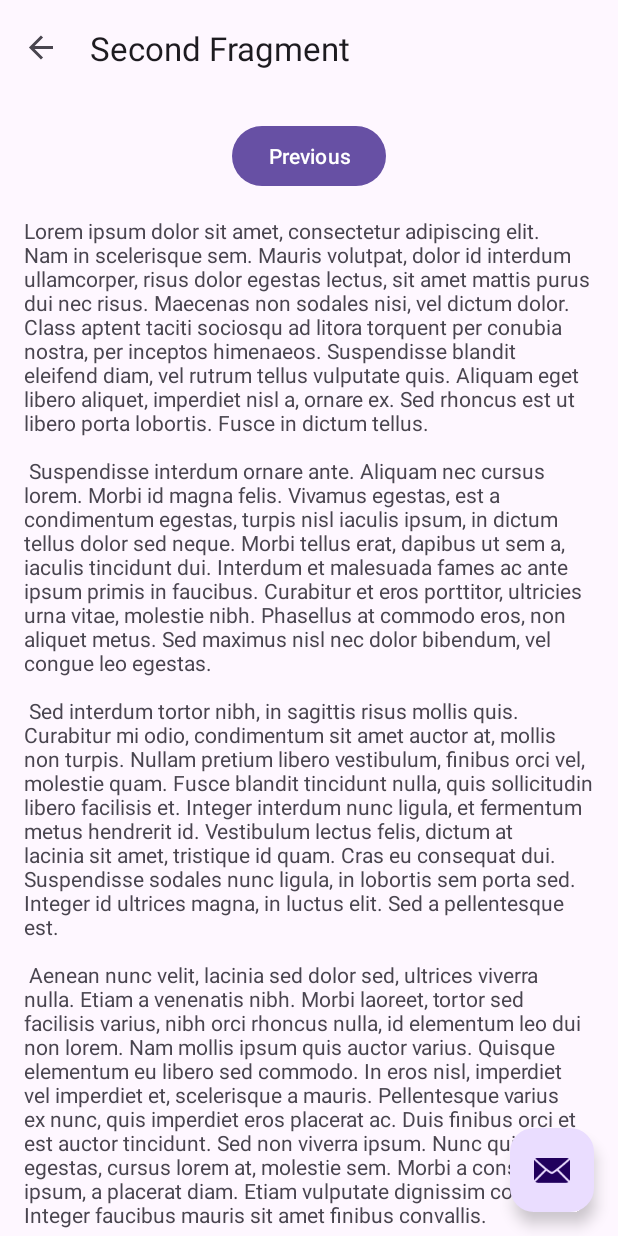
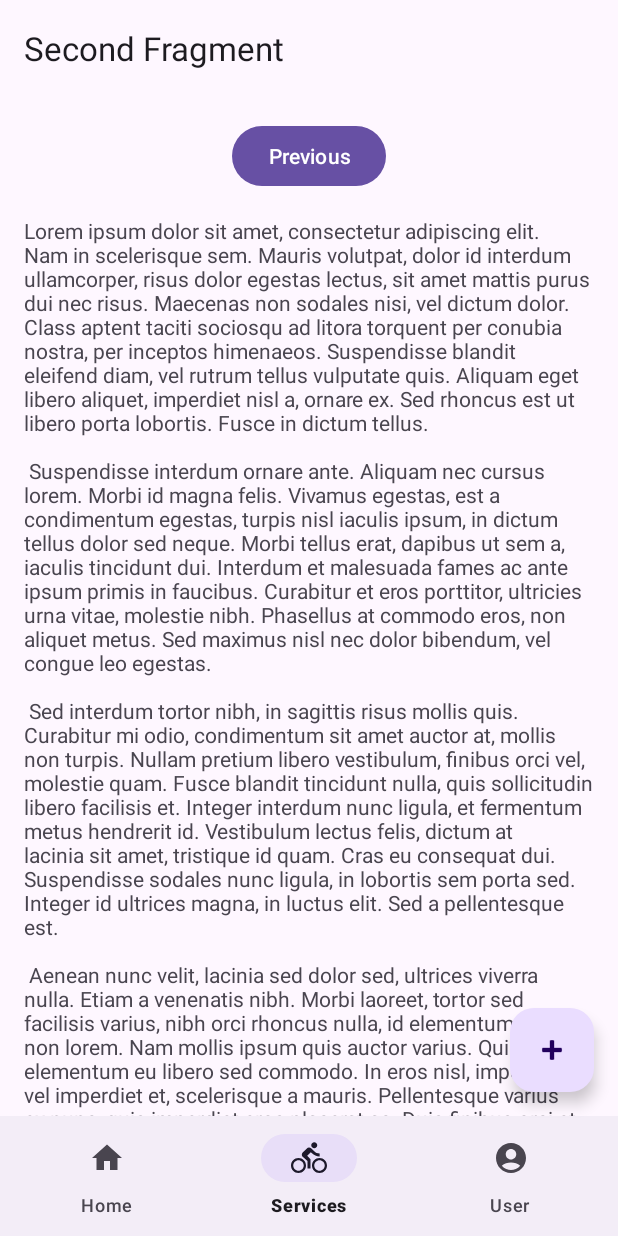
Before and after one commit to Subikesh/my-home, an Android app: the SecondFragment screen opened through its navigation route, on a phone screen of 412 x 824 dp. Run offline under Robolectric (Android 15) with nearby library versions, the phone set to English and light mode, and no system bars; our stand-ins replace navigation-ui.

Commit message:
Home App bar, bottom bar, navigations

```diff
--- a/app/src/main/java/com/spacey/myhome/FirstFragment.kt
+++ b/app/src/main/java/com/spacey/myhome/FirstFragment.kt
@@ -33,7 +33,7 @@ class FirstFragment : Fragment() {
         super.onViewCreated(view, savedInstanceState)
 
         binding.buttonFirst.setOnClickListener {
-            findNavController().navigate(R.id.action_FirstFragment_to_SecondFragment)
+            findNavController().navigate(R.id.action_home_to_services)
         }
     }
 
--- a/app/src/main/java/com/spacey/myhome/HomeActivity.kt
+++ b/app/src/main/java/com/spacey/myhome/HomeActivity.kt
@@ -7,6 +7,7 @@ import androidx.navigation.findNavController
 import androidx.navigation.ui.AppBarConfiguration
 import androidx.navigation.ui.navigateUp
 import androidx.navigation.ui.setupActionBarWithNavController
+import androidx.navigation.ui.setupWithNavController
 import com.spacey.myhome.databinding.ActivityHomeBinding
 
 class HomeActivity : AppCompatActivity() {
@@ -23,7 +24,7 @@ class HomeActivity : AppCompatActivity() {
         setSupportActionBar(binding.toolbar)
 
         val navController = findNavController(R.id.nav_host_fragment_content_home)
-        appBarConfiguration = AppBarConfiguration(navController.graph)
+        appBarConfiguration = AppBarConfiguration(setOf(R.id.home, R.id.services))
         setupActionBarWithNavController(navController, appBarConfiguration)
 
         binding.fab.setOnClickListener { view ->
@@ -31,6 +32,8 @@ class HomeActivity : AppCompatActivity() {
                 .setAction("Action", null)
                 .setAnchorView(R.id.fab).show()
         }
+
+        binding.bottomNavigation.setupWithNavController(navController)
     }
 
     override fun onSupportNavigateUp(): Boolean {
--- a/app/src/main/java/com/spacey/myhome/LoginActivity.kt
+++ b/app/src/main/java/com/spacey/myhome/LoginActivity.kt
@@ -9,18 +9,18 @@ import androidx.core.view.ViewCompat
 import androidx.core.view.WindowInsetsCompat
 import com.spacey.myhome.auth.AuthViewModel
 import com.spacey.myhome.data.network.RetrofitService
-import com.spacey.myhome.databinding.ActivityMainBinding
+import com.spacey.myhome.databinding.ActivityLoginBinding
 
 class LoginActivity : AppCompatActivity() {
 
-    private lateinit var binding: ActivityMainBinding
+    private lateinit var binding: ActivityLoginBinding
 
     private val authViewModel: AuthViewModel by viewModels { AuthViewModel.Factory(RetrofitService().authApiService) }
 
     override fun onCreate(savedInstanceState: Bundle?) {
         super.onCreate(savedInstanceState)
 
-        binding = ActivityMainBinding.inflate(layoutInflater)
+        binding = ActivityLoginBinding.inflate(layoutInflater)
         setContentView(binding.root)
 
         ViewCompat.setOnApplyWindowInsetsListener(binding.main) { v, insets ->
@@ -40,7 +40,10 @@ class LoginActivity : AppCompatActivity() {
                 binding.loginButton.isEnabled = true
             }
             when (it) {
-                AuthViewModel.AuthState.SUCCESS -> startActivity(Intent(this, HomeActivity::class.java))
+                AuthViewModel.AuthState.SUCCESS -> {
+                    startActivity(Intent(this, HomeActivity::class.java))
+                    finish()
+                }
                 AuthViewModel.AuthState.FAILURE -> Toast.makeText(this, "Login credentials incorrect!", Toast.LENGTH_SHORT).show()
                 else -> {}
             }
--- a/app/src/main/java/com/spacey/myhome/SecondFragment.kt
+++ b/app/src/main/java/com/spacey/myhome/SecondFragment.kt
@@ -33,7 +33,7 @@ class SecondFragment : Fragment() {
         super.onViewCreated(view, savedInstanceState)
 
         binding.buttonSecond.setOnClickListener {
-            findNavController().navigate(R.id.action_SecondFragment_to_FirstFragment)
+            findNavController().navigate(R.id.action_services_to_home)
         }
     }
 
--- a/app/src/main/java/com/spacey/myhome/auth/AuthViewModel.kt
+++ b/app/src/main/java/com/spacey/myhome/auth/AuthViewModel.kt
@@ -1,15 +1,10 @@
 package com.spacey.myhome.auth
 
-import android.util.Log
 import androidx.lifecycle.LiveData
 import androidx.lifecycle.MutableLiveData
 import androidx.lifecycle.ViewModel
 import androidx.lifecycle.ViewModelProvider
-import androidx.lifecycle.viewModelScope
 import com.spacey.myhome.data.network.AuthApiService
-import kotlinx.coroutines.Dispatchers
-import kotlinx.coroutines.launch
-import kotlinx.coroutines.withContext
 
 class AuthViewModel(private val service: AuthApiService) : ViewModel() {
 
@@ -17,6 +12,8 @@ class AuthViewModel(private val service: AuthApiService) : ViewModel() {
     val isAuthenticated: LiveData<AuthState> = _isAuthenticated
 
     fun login(userName: String, password: String) {
+        _isAuthenticated.value = AuthState.SUCCESS
+        /*
         viewModelScope.launch {
             _isAuthenticated.value = AuthState.LOADING
             try {
@@ -29,7 +26,7 @@ class AuthViewModel(private val service: AuthApiService) : ViewModel() {
                 e.printStackTrace()
                 _isAuthenticated.value = AuthState.FAILURE
             }
-        }
+        }*/
     }
 
     class Factory(private val authApiService: AuthApiService) : ViewModelProvider.Factory {
--- /dev/null
+++ b/app/src/main/res/drawable/baseline_account_circle_24.xml
@@ -0,0 +1,5 @@
+<vector xmlns:android="http://schemas.android.com/apk/res/android" android:height="24dp" android:tint="#000000" android:viewportHeight="24" android:viewportWidth="24" android:width="24dp">
+
+    <path android:fillColor="@android:color/white" android:pathData="M12,2C6.48,2 2,6.48 2,12s4.48,10 10,10s10,-4.48 10,-10S17.52,2 12,2zM12,6c1.93,0 3.5,1.57 3.5,3.5S13.93,13 12,13s-3.5,-1.57 -3.5,-3.5S10.07,6 12,6zM12,20c-2.03,0 -4.43,-0.82 -6.14,-2.88C7.55,15.8 9.68,15 12,15s4.45,0.8 6.14,2.12C16.43,19.18 14.03,20 12,20z"/>
+
+</vector>
--- /dev/null
+++ b/app/src/main/res/drawable/baseline_home_24.xml
@@ -0,0 +1,5 @@
+<vector xmlns:android="http://schemas.android.com/apk/res/android" android:height="24dp" android:tint="#000000" android:viewportHeight="24" android:viewportWidth="24" android:width="24dp">
+
+    <path android:fillColor="@android:color/white" android:pathData="M10,20v-6h4v6h5v-8h3L12,3 2,12h3v8z"/>
+
+</vector>
--- /dev/null
+++ b/app/src/main/res/drawable/baseline_services_24.xml
@@ -0,0 +1,5 @@
+<vector xmlns:android="http://schemas.android.com/apk/res/android" android:autoMirrored="true" android:height="24dp" android:tint="#000000" android:viewportHeight="24" android:viewportWidth="24" android:width="24dp">
+
+    <path android:fillColor="@android:color/white" android:pathData="M15.5,5.5c1.1,0 2,-0.9 2,-2s-0.9,-2 -2,-2 -2,0.9 -2,2 0.9,2 2,2zM5,12c-2.8,0 -5,2.2 -5,5s2.2,5 5,5 5,-2.2 5,-5 -2.2,-5 -5,-5zM5,20.5c-1.9,0 -3.5,-1.6 -3.5,-3.5s1.6,-3.5 3.5,-3.5 3.5,1.6 3.5,3.5 -1.6,3.5 -3.5,3.5zM10.8,10.5l2.4,-2.4 0.8,0.8c1.3,1.3 3,2.1 5.1,2.1L19.1,9c-1.5,0 -2.7,-0.6 -3.6,-1.5l-1.9,-1.9c-0.5,-0.4 -1,-0.6 -1.6,-0.6s-1.1,0.2 -1.4,0.6L7.8,8.4c-0.4,0.4 -0.6,0.9 -0.6,1.4 0,0.6 0.2,1.1 0.6,1.4L11,14v5h2v-6.2l-2.2,-2.3zM19,12c-2.8,0 -5,2.2 -5,5s2.2,5 5,5 5,-2.2 5,-5 -2.2,-5 -5,-5zM19,20.5c-1.9,0 -3.5,-1.6 -3.5,-3.5s1.6,-3.5 3.5,-3.5 3.5,1.6 3.5,3.5 -1.6,3.5 -3.5,3.5z"/>
+
+</vector>
--- a/app/src/main/res/layout/activity_home.xml
+++ b/app/src/main/res/layout/activity_home.xml
@@ -5,6 +5,10 @@
     android:layout_width="match_parent"
     android:layout_height="match_parent"
     android:fitsSystemWindows="true"
+    app:layout_constraintBottom_toBottomOf="parent"
+    app:layout_constraintEnd_toEndOf="parent"
+    app:layout_constraintStart_toStartOf="parent"
+    app:layout_constraintTop_toTopOf="parent"
     tools:context=".HomeActivity">
 
     <com.google.android.material.appbar.AppBarLayout
@@ -21,13 +25,31 @@
 
     <include layout="@layout/content_home" />
 
+    <com.google.android.material.bottomappbar.BottomAppBar
+        android:id="@+id/bottomAppBar"
+        android:layout_width="match_parent"
+        android:layout_height="wrap_content"
+        android:layout_gravity="bottom"
+        app:contentInsetEnd="0dp"
+        app:contentInsetStart="0dp">
+
+        <com.google.android.material.bottomnavigation.BottomNavigationView
+            android:id="@+id/bottom_navigation"
+            android:layout_width="match_parent"
+            android:layout_height="match_parent"
+            android:layout_gravity="bottom"
+            app:labelVisibilityMode="labeled"
+            app:menu="@menu/bottom_nav_menu" />
+
+    </com.google.android.material.bottomappbar.BottomAppBar>
+
     <com.google.android.material.floatingactionbutton.FloatingActionButton
         android:id="@+id/fab"
         android:layout_width="wrap_content"
         android:layout_height="wrap_content"
         android:layout_gravity="bottom|end"
         android:layout_marginEnd="@dimen/fab_margin"
-        android:layout_marginBottom="16dp"
-        app:srcCompat="@android:drawable/ic_dialog_email" />
+        android:layout_marginBottom="96dp"
+        app:srcCompat="@android:drawable/ic_input_add" />
 
 </androidx.coordinatorlayout.widget.CoordinatorLayout>
--- /dev/null
+++ b/app/src/main/res/menu/bottom_nav_menu.xml
@@ -0,0 +1,15 @@
+<?xml version="1.0" encoding="utf-8"?>
+<menu xmlns:android="http://schemas.android.com/apk/res/android">
+    <item android:id="@+id/home"
+        android:title="Home"
+        android:icon="@drawable/baseline_home_24"
+        android:contentDescription="Bottom nav home" />
+
+    <item android:id="@+id/services"
+        android:title="Services"
+        android:icon="@drawable/baseline_services_24" />
+
+    <item android:id="@+id/user"
+        android:title="User"
+        android:icon="@drawable/baseline_account_circle_24" />
+</menu>
--- a/app/src/main/res/navigation/nav_graph.xml
+++ b/app/src/main/res/navigation/nav_graph.xml
@@ -3,26 +3,28 @@
     xmlns:app="http://schemas.android.com/apk/res-auto"
     xmlns:tools="http://schemas.android.com/tools"
     android:id="@+id/nav_graph"
-    app:startDestination="@id/FirstFragment">
+    app:startDestination="@id/home">
 
     <fragment
-        android:id="@+id/FirstFragment"
+        android:id="@+id/home"
         android:name="com.spacey.myhome.FirstFragment"
         android:label="@string/first_fragment_label"
         tools:layout="@layout/fragment_first">
 
         <action
-            android:id="@+id/action_FirstFragment_to_SecondFragment"
-            app:destination="@id/SecondFragment" />
+            android:id="@+id/action_home_to_services"
+            app:destination="@id/services" />
     </fragment>
     <fragment
-        android:id="@+id/SecondFragment"
+        android:id="@+id/services"
         android:name="com.spacey.myhome.SecondFragment"
         android:label="@string/second_fragment_label"
         tools:layout="@layout/fragment_second">
 
         <action
-            android:id="@+id/action_SecondFragment_to_FirstFragment"
-            app:destination="@id/FirstFragment" />
+            android:id="@+id/action_services_to_home"
+            app:popUpTo="@id/home"
+            app:popUpToInclusive="true"
+            app:destination="@id/home" />
     </fragment>
 </navigation>
```
Also changed, not shown: app/src/main/res/layout/activity_login.xml (renamed from app/src/main/res/layout/activity_main.xml).
